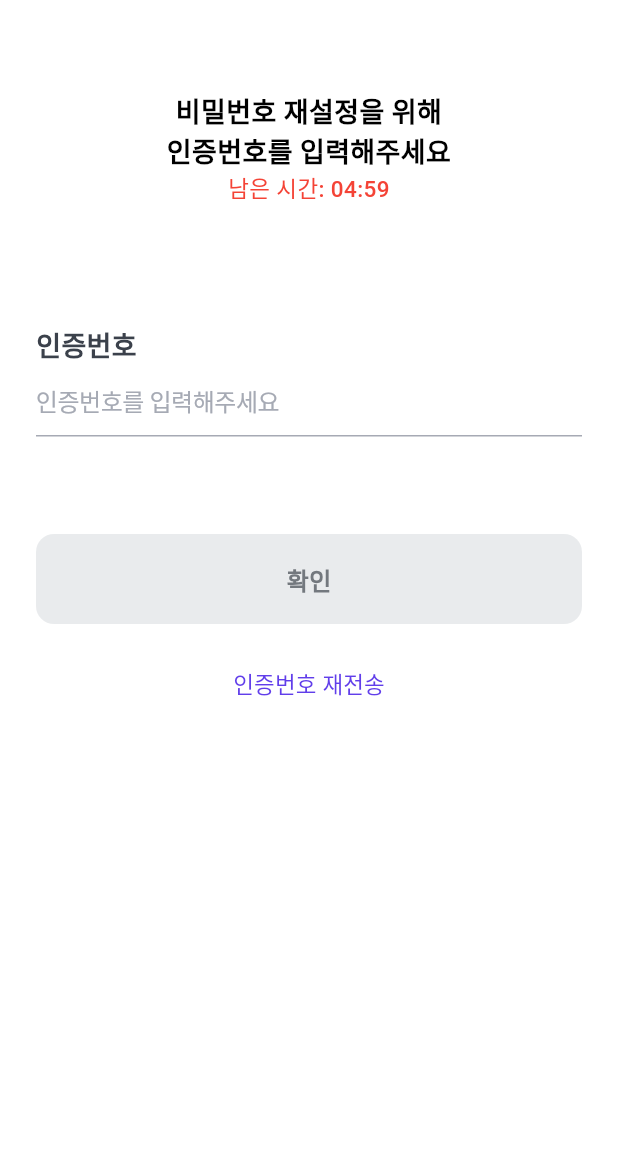
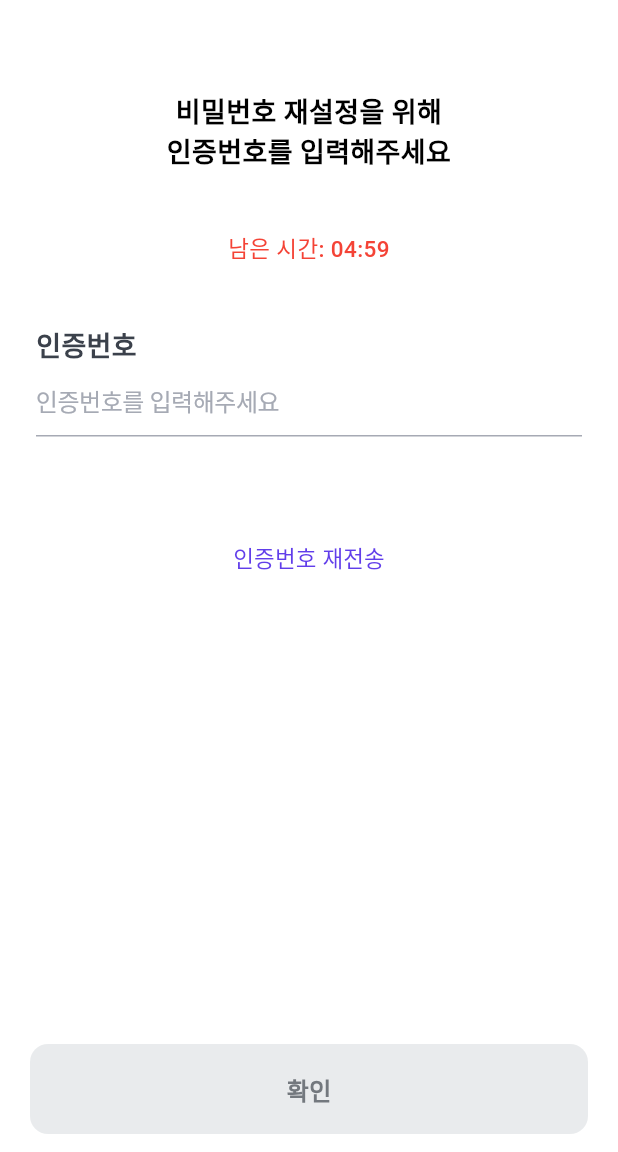
Before and after one commit to hot-spicy-potato/public_parking_info_fe, a Flutter app: the VerificationCodePage screen opened by its route, on a phone screen of 412 x 824 dp, the part 84-1236 px from its top. Run offline on Flutter 3.47's test engine with Material 3 defaults, Android fonts, the light colour scheme and no system bars; our stand-ins replace cookie_jar, dio, dio_cookie_manager, dropdown_button2, flutter_riverpod, freezed_annotation and 5 more; missing offline and left inert: kakao_flutter_sdk, kakao_map_plugin, scroll_datetime_picker, scroll_time_picker, simple_animated_rating_bar; accounts and stored records are empty; Roboto replaces fonts that are missing (Pretendard).

Commit message:
fix: 스타일 수정

```diff
--- a/lib/presentation/pages/Verification_code_page.dart
+++ b/lib/presentation/pages/Verification_code_page.dart
@@ -112,25 +112,19 @@ class _VerificationCodePageState extends ConsumerState<VerificationCodePage> {
                         color: Colors.black,
                       ),
                     ),
-                    // const SizedBox(height: 8),
+                    const SizedBox(height: 40),
                     Text(
                       "남은 시간: ${_formatDuration(_remainingTime)}",
                       textAlign: TextAlign.center,
                       style: CustomFonts.w500(fontSize: 15, color: Colors.red),
                     ),
-                    const SizedBox(height: 80),
+                    const SizedBox(height: 40),
+                    Column(
+                      crossAxisAlignment: CrossAxisAlignment.start,
+                      children: [
                         CustomTextField(
                           title: "인증번호",
                           hintText: "인증번호를 입력해주세요",
-                      // validator: (value) {
-                      //   if (value == null || value.isEmpty) {
-                      //     return '코드를 입력해주세요.';
-                      //   }
-                      //   if (!RegExp(r'^\d{6}$').hasMatch(value)) {
-                      //     return '6자리 숫자만 입력해주세요.';
-                      //   }
-                      //   return null;
-                      // },
                           onChanged: (value) {
                             setState(() {
                               _verificationCode = value;
@@ -140,24 +134,59 @@ class _VerificationCodePageState extends ConsumerState<VerificationCodePage> {
                           },
                         ),
                         if (_codeError != null)
-                      Padding(
-                        padding: const EdgeInsets.only(top: 8),
-                        child: Text(
+                          Text(
                             _codeError!,
                             style: CustomFonts.w400(
                               fontSize: 13,
                               color: Colors.red,
                             ),
                           ),
+                      ],
                     ),
-                    const SizedBox(height: 40),
-                    GestureDetector(
+                    const SizedBox(height: 32),
+                    Center(
+                      child: TextButton(
+                        onPressed: () async {
+                          try {
+                            final result = await userApi.postEmail(
+                              email: widget.email!,
+                            );
+                            if (result != null) {
+                              _showSnackBar("인증번호가 재전송되었습니다.");
+                              _startTimer();
+                            } else {
+                              _showSnackBar("이메일 전송에 실패했습니다.");
+                            }
+                          } catch (e) {
+                            _showSnackBar("오류 발생: $e");
+                          }
+                        },
+                        child: Text(
+                          "인증번호 재전송",
+                          style: CustomFonts.w500(
+                            fontSize: 15,
+                            color: CustomColors.primary,
+                          ),
+                        ),
+                      ),
+                    ),
+                    const SizedBox(height: 12),
+                  ],
+                ),
+              ),
+            ),
+          ),
+        ),
+      ),
+      bottomNavigationBar: SafeArea(
+        child: Padding(
+          padding: const EdgeInsets.symmetric(horizontal: 20, vertical: 12),
+          child: GestureDetector(
             onTap:
                 _isFormValid
                     ? () async {
                       try {
-                                  final isVerified = await userApi
-                                      .postVerifyCode(
+                        final isVerified = await userApi.postVerifyCode(
                           email: widget.email!,
                           verificationCode: _verificationCode,
                         );
@@ -174,58 +203,17 @@ class _VerificationCodePageState extends ConsumerState<VerificationCodePage> {
                           );
                         }
                       } catch (e) {
-                                  _showSnackBar(
-                                    "에러 발생.",
-                                    backgroundColor: Colors.red,
-                                  );
+                        _showSnackBar("에러 발생.", backgroundColor: Colors.red);
                       }
                     }
                     : null,
             child: CustomBottomButton(
               text: "확인",
               color:
-                            _isFormValid
-                                ? CustomColors.primary
-                                : const Color(0xFFE9EBED),
-                        fontColor:
-                            _isFormValid
-                                ? Colors.white
-                                : const Color(0xFF73787E),
+                  _isFormValid ? CustomColors.primary : const Color(0xFFE9EBED),
+              fontColor: _isFormValid ? Colors.white : const Color(0xFF73787E),
               height: 60,
               radius: 12,
-                      ),
-                    ),
-                    const SizedBox(height: 16),
-                    Center(
-                      child: TextButton(
-                        onPressed: () async {
-                          try {
-                            final result = await userApi.postEmail(
-                              email: widget.email!,
-                            );
-                            if (result != null) {
-                              _showSnackBar("인증번호가 재전송되었습니다.");
-                              _startTimer(); // 타이머 리셋
-                            } else {
-                              _showSnackBar("이메일 전송에 실패했습니다.");
-                            }
-                          } catch (e) {
-                            _showSnackBar("오류 발생: $e");
-                          }
-                        },
-                        child: Text(
-                          "인증번호 재전송",
-                          style: CustomFonts.w500(
-                            fontSize: 15,
-                            color: CustomColors.primary,
-                          ),
-                        ),
-                      ),
-                    ),
-                    const SizedBox(height: 30),
-                  ],
-                ),
-              ),
             ),
           ),
         ),
```
Also changed, not shown: lib/presentation/pages/new_password_page.dart (+11 -12 lines), lib/presentation/pages/reset_password_page.dart (+5 -3 lines). Lines whose indentation alone changed are shown as unchanged.
